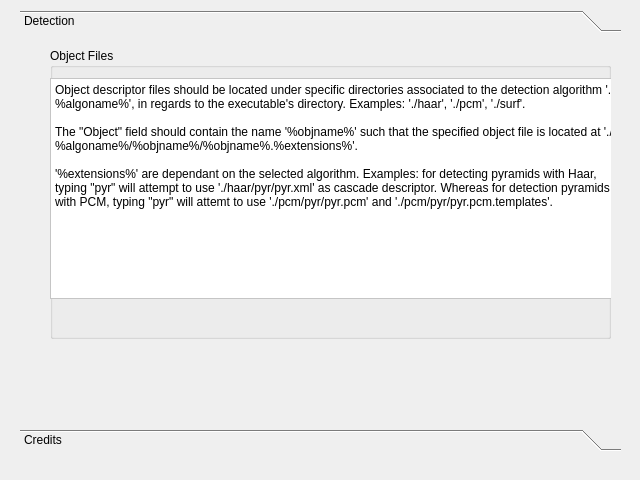
Above: HostApplication/GUI/helpdetect.ui from Nicobite/GreyWind before the change. Below: the same form after it.
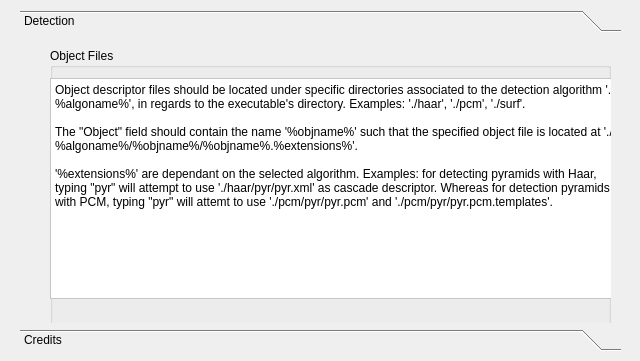
That is the form after the change.

Commit message: [HostAPP] Squelette du collimater (utilisation du tracker+laser pour guidage). Reflexions sur le machine à etat mission et son GUI.

```diff
--- a/HostApplication/GUI/helpdetect.ui
+++ b/HostApplication/GUI/helpdetect.ui
@@ -7,7 +7,7 @@
     <x>0</x>
     <y>0</y>
     <width>640</width>
-    <height>480</height>
+    <height>361</height>
    </rect>
   </property>
   <property name="windowTitle">
@@ -22,7 +22,7 @@
      <x>20</x>
      <y>10</y>
      <width>601</width>
-     <height>441</height>
+     <height>341</height>
     </rect>
    </property>
    <property name="palette">
@@ -104,7 +104,7 @@
       <x>0</x>
       <y>0</y>
       <width>601</width>
-      <height>379</height>
+      <height>279</height>
      </rect>
     </property>
     <attribute name="label">
```
Left out of the diff: 2 changed lines with no effect on the pictures. The commit also changes 5 other files.
